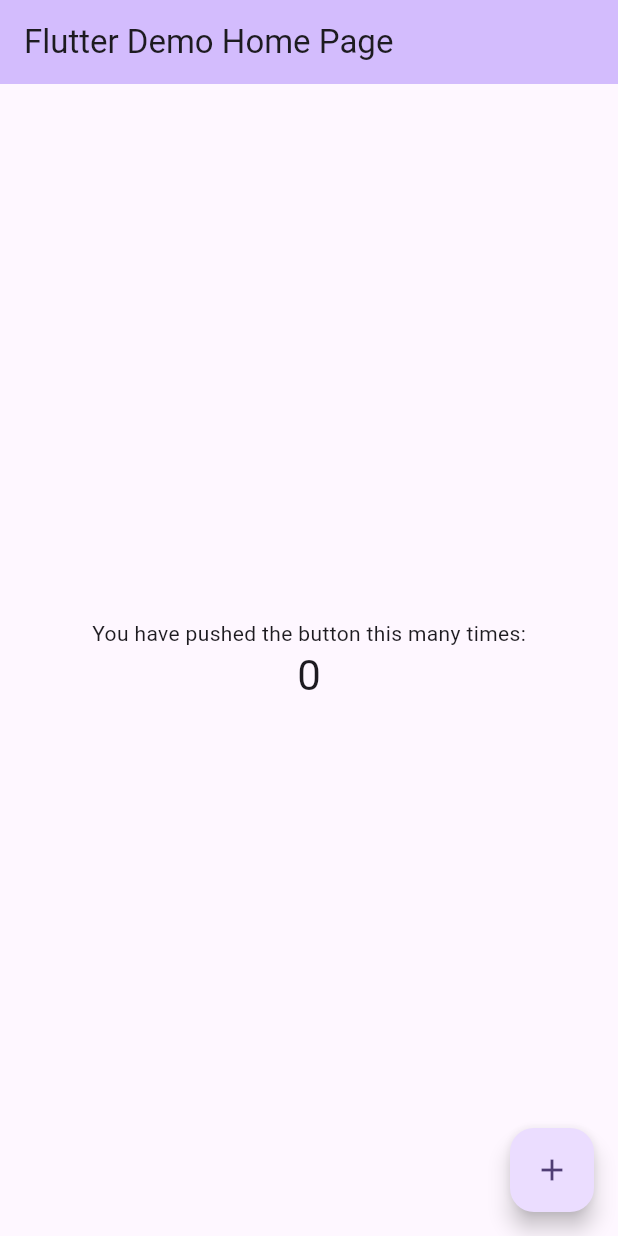
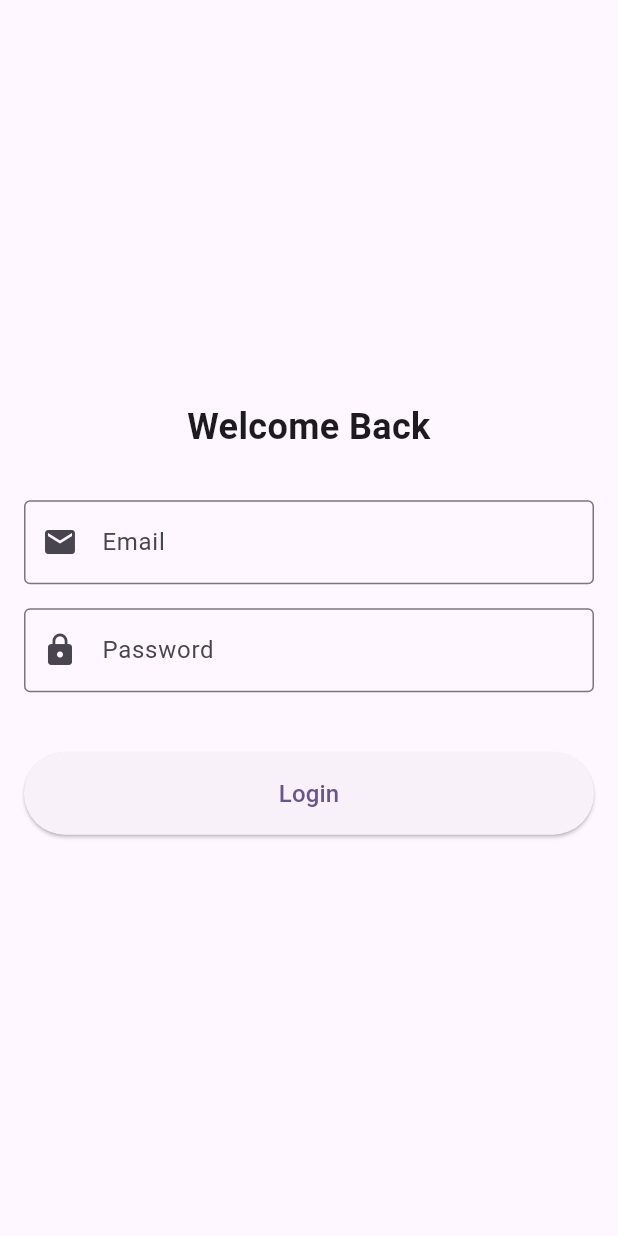
Before and after one commit to JaveedIshaq/taskman-flutter, a Flutter app: the screen it shows after launch, on a phone screen of 412 x 824 dp. Run offline on Flutter 3.47's test engine with Material 3 defaults, Android fonts, the phone set to English and light mode, and no system bars; our stand-ins replace flutter_secure_storage, shared_preferences.

Commit message:
login api tasks api implemented

```diff
--- /dev/null
+++ b/lib/login_page.dart
@@ -0,0 +1,188 @@
+// ignore_for_file: use_build_context_synchronously
+
+import 'package:flutter/material.dart';
+import 'package:http/http.dart' as http;
+import 'package:flutter_secure_storage/flutter_secure_storage.dart';
+import 'package:mobile/tasks_list.dart';
+import 'package:shared_preferences/shared_preferences.dart';
+import 'dart:convert';
+
+class LoginPage extends StatefulWidget {
+  const LoginPage({super.key});
+
+  @override
+  State<LoginPage> createState() => _LoginPageState();
+}
+
+class _LoginPageState extends State<LoginPage> {
+  final _formKey = GlobalKey<FormState>();
+  final _emailController = TextEditingController();
+  final _passwordController = TextEditingController();
+  bool isLoading = false;
+
+  @override
+  void initState() {
+    super.initState();
+  }
+
+  @override
+  Widget build(BuildContext context) {
+    return Scaffold(
+      body: SafeArea(
+        child: Padding(
+          padding: const EdgeInsets.all(16.0),
+          child: Form(
+            key: _formKey,
+            child: Column(
+              mainAxisAlignment: MainAxisAlignment.center,
+              crossAxisAlignment: CrossAxisAlignment.stretch,
+              children: [
+                const Text(
+                  'Welcome Back',
+                  style: TextStyle(
+                    fontSize: 24,
+                    fontWeight: FontWeight.bold,
+                  ),
+                  textAlign: TextAlign.center,
+                ),
+                const SizedBox(height: 32),
+                TextFormField(
+                  controller: _emailController,
+                  decoration: const InputDecoration(
+                    labelText: 'Email',
+                    border: OutlineInputBorder(),
+                    prefixIcon: Icon(Icons.email),
+                  ),
+                  keyboardType: TextInputType.emailAddress,
+                  validator: (value) {
+                    if (value == null || value.isEmpty) {
+                      return 'Please enter your email';
+                    }
+                    return null;
+                  },
+                ),
+                const SizedBox(height: 16),
+                TextFormField(
+                  controller: _passwordController,
+                  decoration: const InputDecoration(
+                    labelText: 'Password',
+                    border: OutlineInputBorder(),
+                    prefixIcon: Icon(Icons.lock),
+                  ),
+                  obscureText: true,
+                  validator: (value) {
+                    if (value == null || value.isEmpty) {
+                      return 'Please enter your password';
+                    }
+                    return null;
+                  },
+                ),
+                const SizedBox(height: 24),
+                Padding(
+                  padding: const EdgeInsets.all(8.0),
+                  child: isLoading
+                      ? CircularProgressIndicator()
+                      : SizedBox.shrink(),
+                ),
+                ElevatedButton(
+                  onPressed: () async {
+                    if (_formKey.currentState!.validate()) {
+                      // Add your login logic here
+                      print('Email: ${_emailController.text}');
+                      print('Password: ${_passwordController.text}');
+
+                      await login(
+                        _emailController.text,
+                        _passwordController.text,
+                      );
+                    } else {}
+                  },
+                  style: ElevatedButton.styleFrom(
+                    padding: const EdgeInsets.symmetric(vertical: 16),
+                  ),
+                  child: const Text(
+                    'Login',
+                    style: TextStyle(fontSize: 16),
+                  ),
+                ),
+              ],
+            ),
+          ),
+        ),
+      ),
+    );
+  }
+
+  @override
+  void dispose() {
+    _emailController.dispose();
+    _passwordController.dispose();
+    super.dispose();
+  }
+
+  Future<void> login(String email, String password) async {
+    setState(() {
+      isLoading = true;
+    });
+
+    final SharedPreferences prefs = await SharedPreferences.getInstance();
+
+    FlutterSecureStorage secureStorage = const FlutterSecureStorage();
+    final url = Uri.parse('https://dev.farabicoders.com/auth/login');
+
+    try {
+      final response = await http.post(
+        url,
+        headers: {'Content-Type': 'application/json'},
+        body: jsonEncode({
+          'email': email,
+          'password': password,
+        }),
+      );
+
+      setState(() {
+        isLoading = false;
+      });
+
+      if (response.statusCode == 200) {
+        final data = jsonDecode(response.body);
+
+        // Store token securely
+        await secureStorage.write(key: 'token', value: data['token']);
+
+        // Store user data
+        final user = data['user'];
+        await prefs.setString('user', jsonEncode(user));
+
+        Navigator.push(
+          context,
+          MaterialPageRoute(
+            builder: (context) => const TasksList(),
+          ),
+        );
+      } else {
+        print('Login failed: ${response.body}');
+        throw Exception('Login failed: ${response.body}');
+      }
+    } catch (e) {
+      setState(() {
+        isLoading = false;
+      });
+
+      // Handle network or other errors
+      showDialog(
+        context: context,
+        builder: (context) => AlertDialog(
+          title: const Text('Error'),
+          content: Text(e.toString()),
+          actions: [
+            TextButton(
+              onPressed: () => Navigator.pop(context),
+              child: const Text('OK'),
+            ),
+          ],
+        ),
+      );
+    }
+  }
+}
--- a/lib/main.dart
+++ b/lib/main.dart
@@ -1,4 +1,5 @@
 import 'package:flutter/material.dart';
+import 'package:mobile/login_page.dart';
 
 void main() {
   runApp(const MyApp());
@@ -13,113 +14,10 @@ class MyApp extends StatelessWidget {
     return MaterialApp(
       title: 'Flutter Demo',
       theme: ThemeData(
-        // This is the theme of your application.
-        //
-        // TRY THIS: Try running your application with "flutter run". You'll see
-        // the application has a purple toolbar. Then, without quitting the app,
-        // try changing the seedColor in the colorScheme below to Colors.green
-        // and then invoke "hot reload" (save your changes or press the "hot
-        // reload" button in a Flutter-supported IDE, or press "r" if you used
-        // the command line to start the app).
-        //
-        // Notice that the counter didn't reset back to zero; the application
-        // state is not lost during the reload. To reset the state, use hot
-        // restart instead.
-        //
-        // This works for code too, not just values: Most code changes can be
-        // tested with just a hot reload.
         colorScheme: ColorScheme.fromSeed(seedColor: Colors.deepPurple),
         useMaterial3: true,
       ),
-      home: const MyHomePage(title: 'Flutter Demo Home Page'),
+      home: LoginPage(),
     );
   }
 }
-
-class MyHomePage extends StatefulWidget {
-  const MyHomePage({super.key, required this.title});
-
-  // This widget is the home page of your application. It is stateful, meaning
-  // that it has a State object (defined below) that contains fields that affect
-  // how it looks.
-
-  // This class is the configuration for the state. It holds the values (in this
-  // case the title) provided by the parent (in this case the App widget) and
-  // used by the build method of the State. Fields in a Widget subclass are
-  // always marked "final".
-
-  final String title;
-
-  @override
-  State<MyHomePage> createState() => _MyHomePageState();
-}
-
-class _MyHomePageState extends State<MyHomePage> {
-  int _counter = 0;
-
-  void _incrementCounter() {
-    setState(() {
-      // This call to setState tells the Flutter framework that something has
-      // changed in this State, which causes it to rerun the build method below
-      // so that the display can reflect the updated values. If we changed
-      // _counter without calling setState(), then the build method would not be
-      // called again, and so nothing would appear to happen.
-      _counter++;
-    });
-  }
-
-  @override
-  Widget build(BuildContext context) {
-    // This method is rerun every time setState is called, for instance as done
-    // by the _incrementCounter method above.
-    //
-    // The Flutter framework has been optimized to make rerunning build methods
-    // fast, so that you can just rebuild anything that needs updating rather
-    // than having to individually change instances of widgets.
-    return Scaffold(
-      appBar: AppBar(
-        // TRY THIS: Try changing the color here to a specific color (to
-        // Colors.amber, perhaps?) and trigger a hot reload to see the AppBar
-        // change color while the other colors stay the same.
-        backgroundColor: Theme.of(context).colorScheme.inversePrimary,
-        // Here we take the value from the MyHomePage object that was created by
-        // the App.build method, and use it to set our appbar title.
-        title: Text(widget.title),
-      ),
-      body: Center(
-        // Center is a layout widget. It takes a single child and positions it
-        // in the middle of the parent.
-        child: Column(
-          // Column is also a layout widget. It takes a list of children and
-          // arranges them vertically. By default, it sizes itself to fit its
-          // children horizontally, and tries to be as tall as its parent.
-          //
-          // Column has various properties to control how it sizes itself and
-          // how it positions its children. Here we use mainAxisAlignment to
-          // center the children vertically; the main axis here is the vertical
-          // axis because Columns are vertical (the cross axis would be
-          // horizontal).
-          //
-          // TRY THIS: Invoke "debug painting" (choose the "Toggle Debug Paint"
-          // action in the IDE, or press "p" in the console), to see the
-          // wireframe for each widget.
-          mainAxisAlignment: MainAxisAlignment.center,
-          children: <Widget>[
-            const Text(
-              'You have pushed the button this many times:',
-            ),
-            Text(
-              '$_counter',
-              style: Theme.of(context).textTheme.headlineMedium,
-            ),
-          ],
-        ),
-      ),
-      floatingActionButton: FloatingActionButton(
-        onPressed: _incrementCounter,
-        tooltip: 'Increment',
-        child: const Icon(Icons.add),
-      ), // This trailing comma makes auto-formatting nicer for build methods.
-    );
-  }
-}
--- a/pubspec.yaml
+++ b/pubspec.yaml
@@ -2,7 +2,7 @@ name: mobile
 description: "A new Flutter project."
 # The following line prevents the package from being accidentally published to
 # pub.dev using `flutter pub publish`. This is preferred for private packages.
-publish_to: 'none' # Remove this line if you wish to publish to pub.dev
+publish_to: "none" # Remove this line if you wish to publish to pub.dev
 
 # The following defines the version and build number for your application.
 # A version number is three numbers separated by dots, like 1.2.43
@@ -34,6 +34,9 @@ dependencies:
   # The following adds the Cupertino Icons font to your application.
   # Use with the CupertinoIcons class for iOS style icons.
   cupertino_icons: ^1.0.8
+  http: ^1.2.2
+  flutter_secure_storage: ^9.2.3
+  shared_preferences: ^2.3.5
 
 dev_dependencies:
   flutter_test:
@@ -51,7 +54,6 @@ dev_dependencies:
 
 # The following section is specific to Flutter packages.
 flutter:
-
   # The following line ensures that the Material Icons font is
   # included with your application, so that you can use the icons in
   # the material Icons class.
```
Also changed, not shown: lib/task_model.dart (added, +70 -0 lines), lib/tasks_list.dart (added, +114 -0 lines), pubspec.lock, 11 other files.
